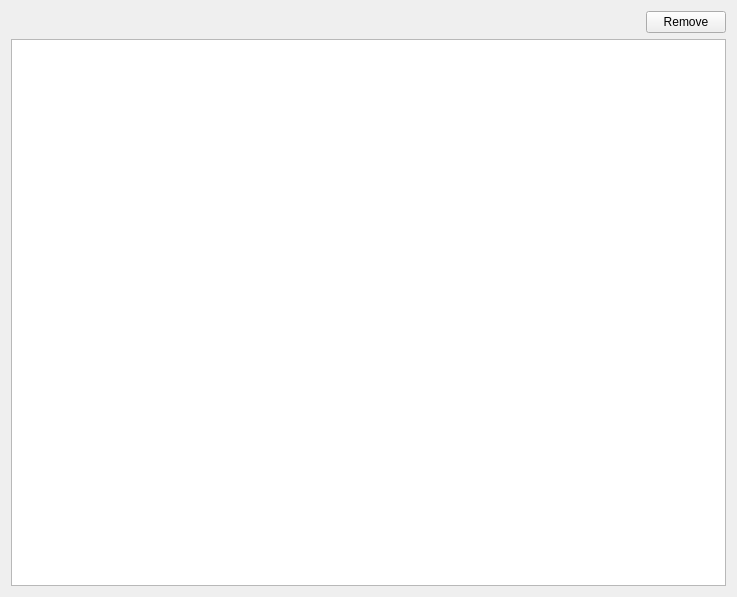
NickBayard/MLH, file view_appts.ui: the form before one commit.
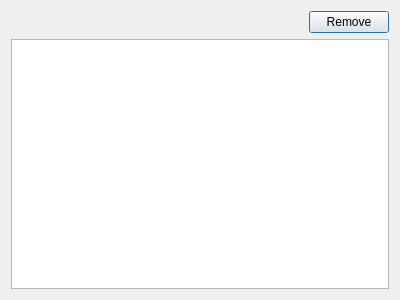
The form after the commit.

Commit message: [master] Fixed view_appointments.  Still doesn't display appointment list.

```diff
--- a/view_appts.ui
+++ b/view_appts.ui
@@ -1,16 +1,13 @@
 <?xml version="1.0" encoding="UTF-8"?>
 <ui version="4.0">
- <class>Form</class>
- <widget class="QWidget" name="Form">
-  <property name="windowModality">
-   <enum>Qt::WindowModal</enum>
-  </property>
+ <class>ViewAppointments</class>
+ <widget class="QDialog" name="ViewAppointments">
   <property name="geometry">
    <rect>
     <x>0</x>
     <y>0</y>
-    <width>737</width>
-    <height>597</height>
+    <width>400</width>
+    <height>300</height>
    </rect>
   </property>
   <property name="windowTitle">
```
Left out of the diff: 6 changed lines with no effect on the pictures. The commit also changes 2 other files.
